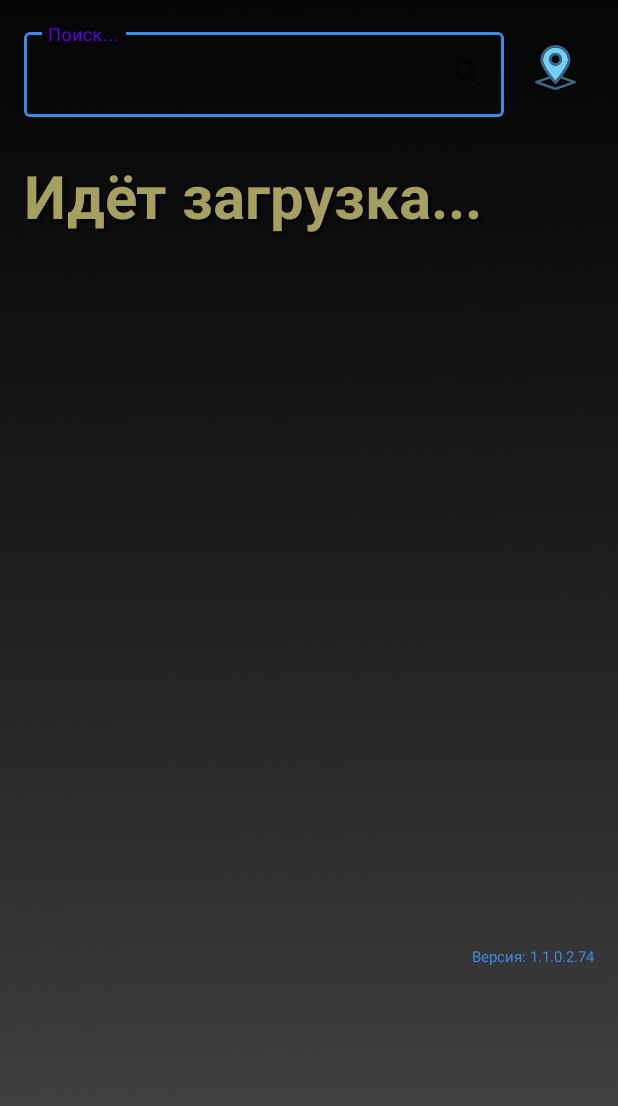
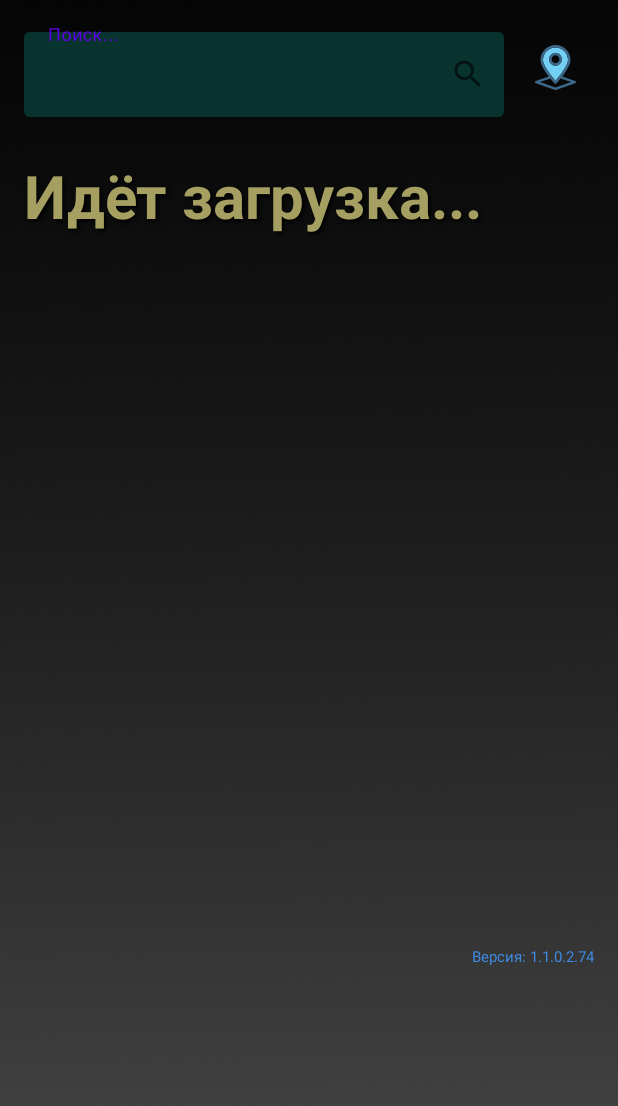
Before and after one commit to galeopsis/WeatherTestTask, an Android app: the layout weather_main_fragment.xml on its own in the app's theme, with its tools: preview values and no code run, on a phone screen of 412 x 824 dp. Shown: the top 1106 px of the screen. Run offline under Robolectric (Android 15) with nearby library versions, the phone set to English and light mode, and no system bars.

Commit message:
ver 1.2.0.80 release

```diff
--- a/app/src/main/res/layout/weather_main_fragment.xml
+++ b/app/src/main/res/layout/weather_main_fragment.xml
@@ -38,7 +38,8 @@
             android:layout_marginEnd="60dp"
             android:hint="@string/search_by"
             android:textColorHint="#3F89E0"
-            app:boxStrokeColor="#3F89E0"
+            app:boxBackgroundColor="#08332F"
+            app:boxStrokeColor="#08332F"
             app:counterEnabled="false"
             app:counterMaxLength="20"
             app:endIconCheckable="true"
```
Also changed, not shown: 1 other file.
